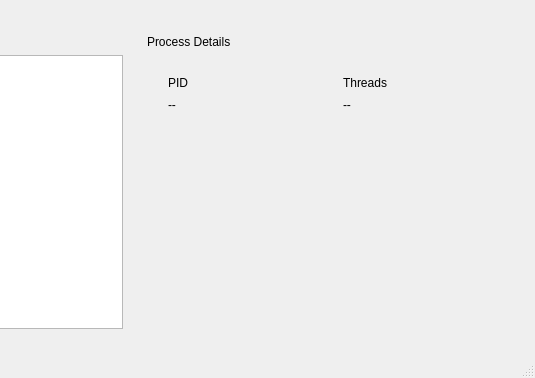
Before: the Qt Designer form src/Viewer.ui in mrcarlino/process-scope, drawn with Qt 5; both pictures show x 265 to 800 and y 222 to 600 of the 800 by 600 pixel window.
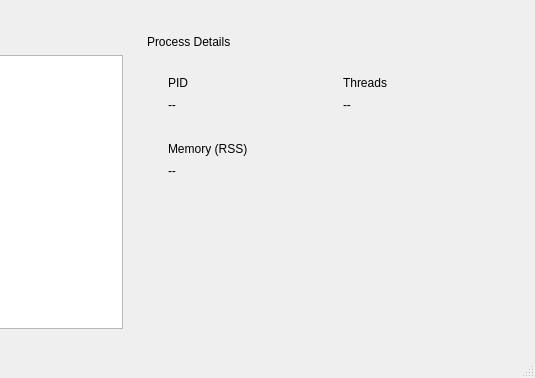
After: the same form once the commit is applied.

Commit message: Add process card for memory rss

```diff
--- a/src/Viewer.ui
+++ b/src/Viewer.ui
@@ -419,6 +419,50 @@
                </layout>
               </widget>
              </item>
+             <item row="1" column="0">
+              <widget class="QFrame" name="processMemRSSFrame">
+               <property name="frameShape">
+                <enum>QFrame::NoFrame</enum>
+               </property>
+               <property name="frameShadow">
+                <enum>QFrame::Plain</enum>
+               </property>
+               <property name="card" stdset="0">
+                <bool>true</bool>
+               </property>
+               <layout class="QVBoxLayout" name="verticalLayout">
+                <property name="spacing">
+                 <number>8</number>
+                </property>
+                <property name="leftMargin">
+                 <number>12</number>
+                </property>
+                <property name="topMargin">
+                 <number>12</number>
+                </property>
+                <property name="rightMargin">
+                 <number>12</number>
+                </property>
+                <property name="bottomMargin">
+                 <number>12</number>
+                </property>
+                <item>
+                 <widget class="QLabel" name="processMemRSSCardLabel">
+                  <property name="text">
+                   <string>Memory (RSS)</string>
+                  </property>
+                 </widget>
+                </item>
+                <item>
+                 <widget class="QLabel" name="processMemRSSValueLabel">
+                  <property name="text">
+                   <string>--</string>
+                  </property>
+                 </widget>
+                </item>
+               </layout>
+              </widget>
+             </item>
             </layout>
            </widget>
           </item>
```
